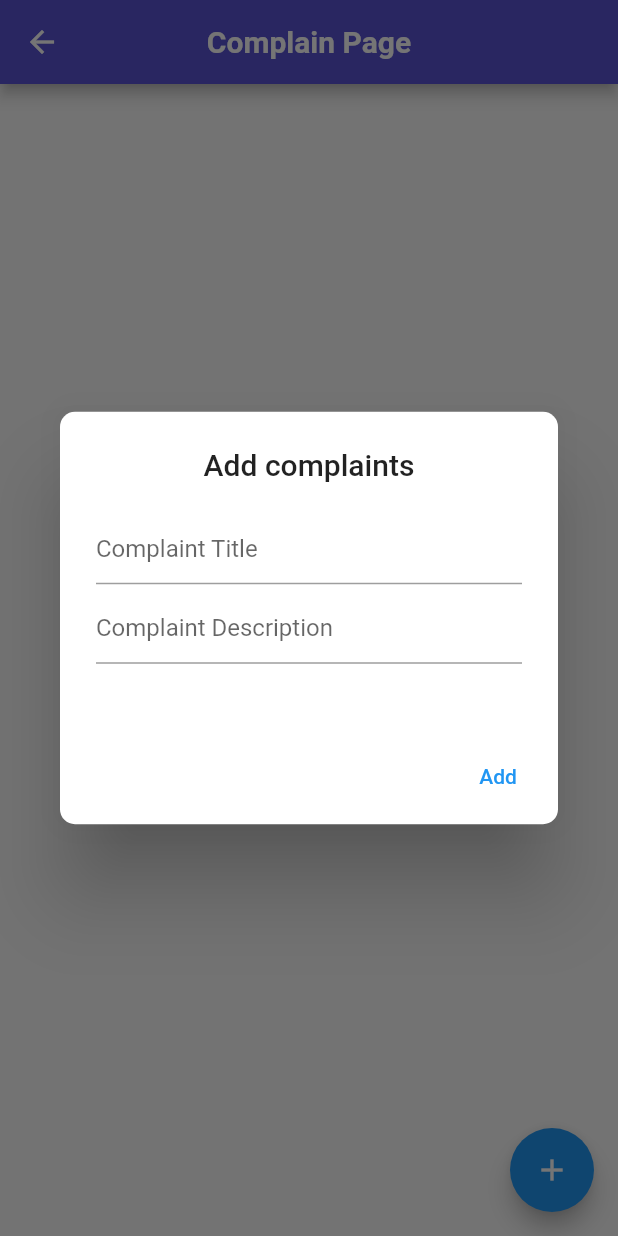
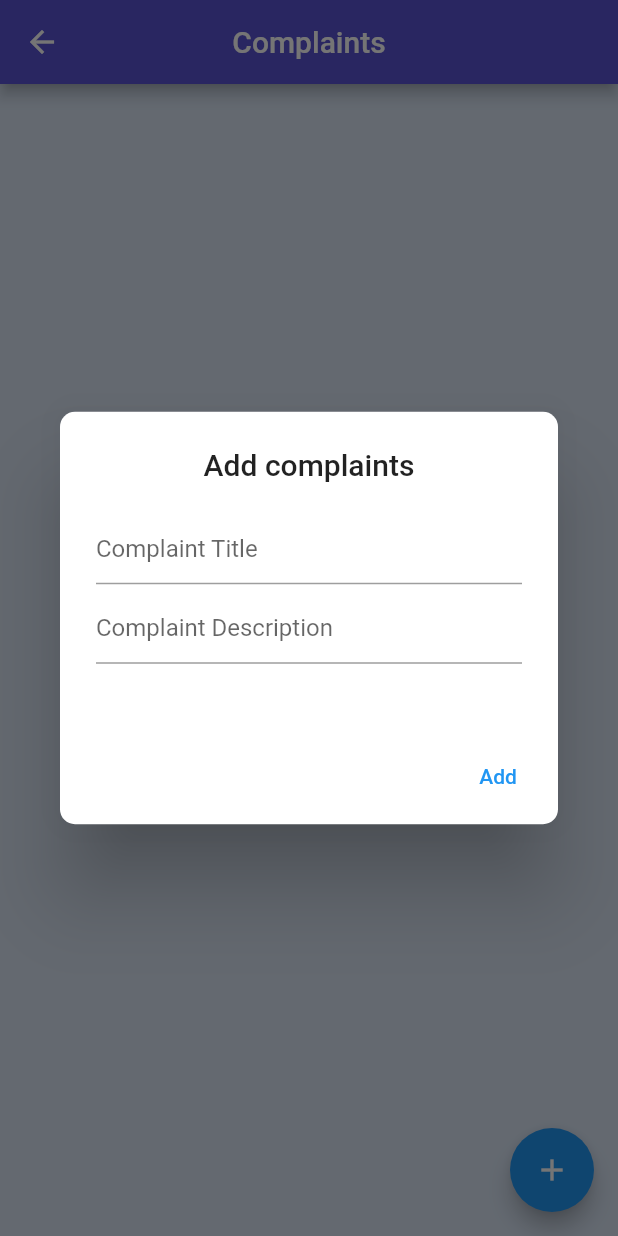
Before and after one commit to Gaurab17/House-Rent-Manager, a Flutter app: the Complaints screen opened directly, after a tap on the "add" icon, on a phone screen of 412 x 824 dp. Run offline on Flutter 3.47's test engine with Material 2 defaults, Android fonts, the phone set to English and light mode, and no system bars; our stand-ins replace cloud_firestore, firebase_auth, firebase_core, firebase_messaging, firebase_storage, flutter_local_notifications and 5 more; missing offline and left inert: contactus, khalti_flutter; accounts and stored records are empty.

Commit message:
Complaints

```diff
--- a/housemanager/lib/Screens/Home/HomeUISections/complaint.dart
+++ b/housemanager/lib/Screens/Home/HomeUISections/complaint.dart
@@ -1,6 +1,7 @@
 // ignore_for_file: avoid_unnecessary_containers, avoid_print, unnecessary_string_interpolations, prefer_typing_uninitialized_variables
 import 'package:brewapp/Screens/Models/user_model.dart';
 import 'package:brewapp/Screens/Services/constants.dart';
+import 'package:brewapp/Screens/chats/chatscreen.dart';
 import 'package:cloud_firestore/cloud_firestore.dart';
 import 'package:firebase_auth/firebase_auth.dart';
 import 'package:flutter/material.dart';
@@ -19,7 +20,6 @@ class Complaints extends StatefulWidget {
 }
 
 class _ComplaintsState extends State<Complaints> {
-  int counter = 0;
   List complaintsLists = List.empty();
   String title = "";
   String description = "";
@@ -39,14 +39,17 @@ class _ComplaintsState extends State<Complaints> {
   UserModel? loggedInUser = UserModel();
 
   hidGenerate() async {
-    DocumentSnapshot snapshot =
-        await FirebaseFirestore.instance.collection("userDetails").doc().get();
+    DocumentSnapshot snapshot = await FirebaseFirestore.instance
+        .collection("userDetails")
+        .doc(customers!.uid)
+        .get();
 
-    print(snapshot);
+    print(snapshot.id);
 
     Map data = snapshot.data() as Map;
 
     globalVariable = data['hid'];
+
     print("baaka" + data['hid']);
     await FirebaseFirestore.instance
         .collection("houseIDs")
@@ -101,14 +104,10 @@ class _ComplaintsState extends State<Complaints> {
   Widget build(BuildContext context) {
     // getGlobalHouseId();
     return Scaffold(
+      backgroundColor: backgroundColor,
       appBar: AppBar(
+        title: const Text("Complaints"),
         backgroundColor: topColor,
-        title: const Text(
-          "Complain Page",
-          style: TextStyle(
-            fontWeight: FontWeight.bold,
-          ),
-        ),
         centerTitle: true,
       ),
       body: StreamBuilder<QuerySnapshot>(
@@ -123,20 +122,18 @@ class _ComplaintsState extends State<Complaints> {
           if (snapshot.hasError) {
             return const Text('Something went wrong');
           } else if (snapshot.hasData || snapshot.data != null) {
-            return Container(
-              color: backgroundColor,
-              child: ListView.builder(
+            return ListView.builder(
                 shrinkWrap: true,
                 itemCount: snapshot.data?.docs.length,
                 itemBuilder: (BuildContext context, int index) {
                   QueryDocumentSnapshot<Object?>? documentSnapshot =
                       snapshot.data?.docs[index];
-                    return Container(
-                      color: backgroundColor,
-                      child: Dismissible(
+                  return Dismissible(
                       key: Key(index.toString()),
                       child: Card(
                         elevation: 4,
+                        child: Container(
+                          color: bottombarColor,
                           child: ListTile(
                             title: Text((documentSnapshot != null)
                                 ? (documentSnapshot["complaints"])
@@ -159,10 +156,9 @@ class _ComplaintsState extends State<Complaints> {
                               },
                             ),
                           ),
-                          )),
-                    );
-                  }),
-            );
+                        ),
+                      ));
+                });
           }
           return const Center(
             child: CircularProgressIndicator(
```
Also changed, not shown: housemanager/lib/Screens/Authenticate/register.dart (+63 -3 lines), housemanager/lib/Screens/Home/HomeUISections/setting.dart (+53 -1 lines). Lines whose indentation alone changed are shown as unchanged.
